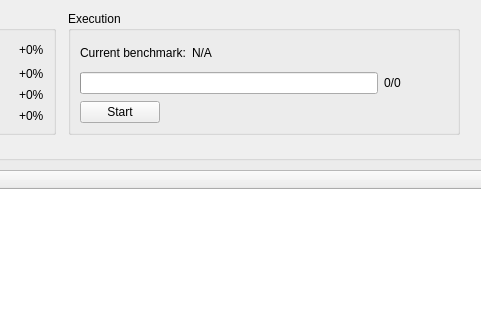
Before: the Qt Designer form apps/Qt/Views/FullBenchmarkView/FullBenchmarkView.ui in klapeto/elpida, drawn with Qt 5; both pictures show x 216 to 697 and y 0 to 320 of the 927 by 444 pixel window.
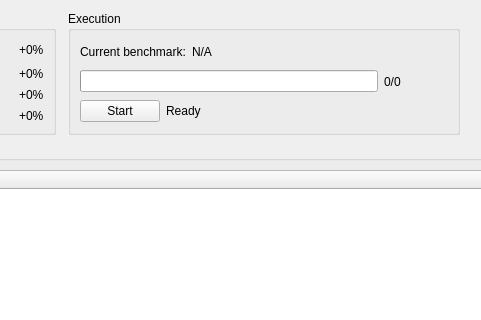
After: the same form once the commit is applied.

Commit message: Added full benchmarks (WIP)

The edit to the form file:
```diff
--- a/apps/Qt/Views/FullBenchmarkView/FullBenchmarkView.ui
+++ b/apps/Qt/Views/FullBenchmarkView/FullBenchmarkView.ui
@@ -215,6 +215,13 @@
           </property>
          </widget>
         </item>
+        <item>
+         <widget class="QLabel" name="lblStatus">
+          <property name="text">
+           <string>Ready</string>
+          </property>
+         </widget>
+        </item>
         <item>
          <spacer name="horizontalSpacer">
           <property name="orientation">
```
The commit also changes 9 other files.
